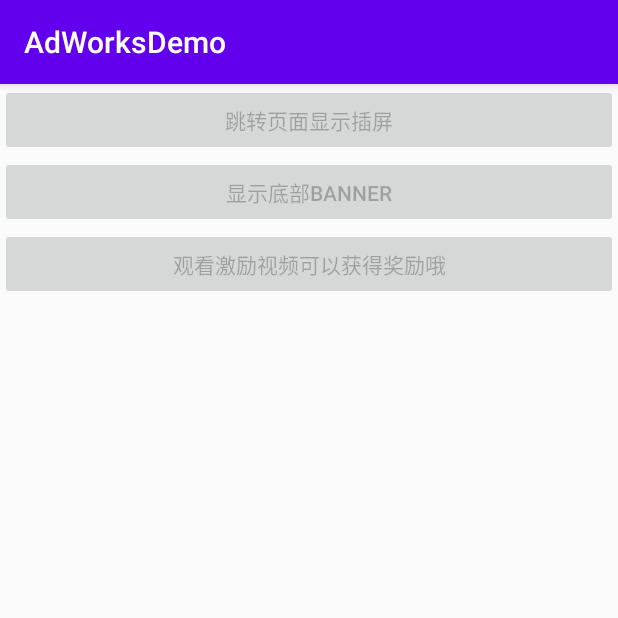
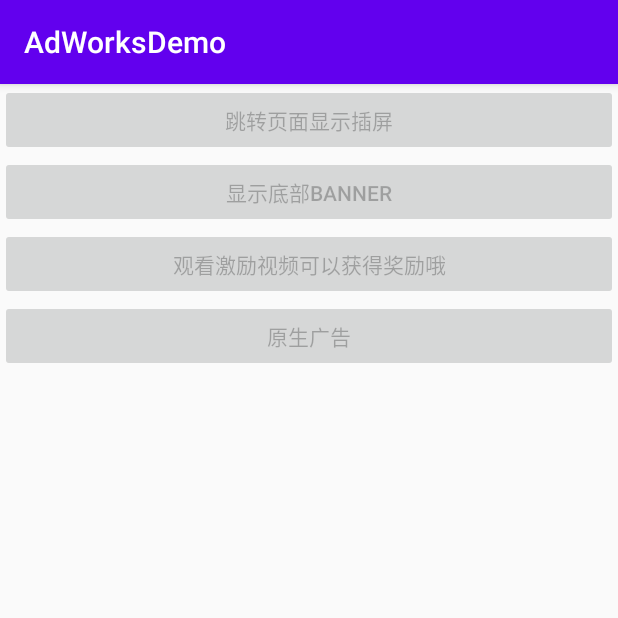
Before and after one commit to kingsoftgames/adworks-android-demo, an Android app: the screen it shows after launch (MainActivity), on a phone screen of 412 x 824 dp, the top half of it. Run offline under Robolectric (Android 15) with nearby library versions, the phone set to English and light mode, and no system bars; our stand-ins replace AdMob; libraries missing offline, so code that uses them is left out: com.kingsoft.shiyou; 1 statement that could not run was skipped.

```diff
--- /dev/null
+++ b/app/src/main/java/com/adworks/android/demo/BaseApplication.java
@@ -0,0 +1,17 @@
+package com.adworks.android.demo;
+
+import android.app.Application;
+import android.content.Context;
+
+
+
+
+public class BaseApplication extends Application {
+
+    @Override
+    protected void attachBaseContext(Context base) {
+        super.attachBaseContext(base);
+
+    }
+
+}
--- a/app/src/main/java/com/adworks/android/demo/MainActivity.java
+++ b/app/src/main/java/com/adworks/android/demo/MainActivity.java
@@ -3,14 +3,23 @@ package com.adworks.android.demo;
 import android.os.Bundle;
 import android.view.Gravity;
 import android.view.View;
+import android.view.ViewGroup;
 import android.widget.Button;
 import android.widget.FrameLayout;
+import android.widget.RelativeLayout;
 
 import androidx.appcompat.app.AppCompatActivity;
 
+import com.google.android.gms.ads.AdView;
+import com.google.android.gms.ads.MobileAds;
+import com.google.android.gms.ads.RequestConfiguration;
 import com.kingsoft.shiyou.adworks.AdWorks;
 import com.kingsoft.shiyou.adworks.IAdLoadListener;
 import com.kingsoft.shiyou.adworks.IAdworksInitializeCallback;
+import com.kingsoft.shiyou.adworks.bean.AdUnits;
+
+import java.util.Arrays;
+import java.util.List;
 
 public class MainActivity extends AppCompatActivity {
     /**
@@ -18,15 +27,16 @@ public class MainActivity extends AppCompatActivity {
      */
     private static final String ADMOB_PLATFORM_APPID = "test10001";
     private static final String IRONSOURCE_PLATFORM_APPID = "test10002";
-    private static final String APPLOVINMAX_PLATFORM_APPID = "test10005";
+    private static final String APPLOVINMAX_PLATFORM_APPID = "test30001";
 
     private String activePlatform = APPLOVINMAX_PLATFORM_APPID;
     private String activePlatformBannerId = AdKey.TEST_ADMOB_BANNER_ID;
     private String activePlatformRewardId = AdKey.TEST_ADMOB_REWARD_ID;
     private String activePlatformInterstiticalId = AdKey.TEST_ADMOB_INTERSTITICAL_ID;
+    private String activePlatformNativeId = "";
     private Button mInterstiticalButton, mBannerButton;
-    private FrameLayout frameLayout;
-    private Button mRewardButton;
+    private ViewGroup frameLayout;
+    private Button mNativeButton, mRewardButton;
     private AdWorks adWorks = AdWorks.getInstance();
     private IAdLoadListener bannerCallback = new IAdLoadListener() {
         @Override
@@ -167,6 +177,53 @@ public class MainActivity extends AppCompatActivity {
         public void onUserEarnedReward() {
         }
     };
+    private IAdLoadListener nativeCallback = new IAdLoadListener() {
+        @Override
+        public void onAdClosed() {
+            ToaUtils.toastShort(MainActivity.this, getString(R.string.string_native_close));
+        }
+
+        @Override
+        public void onAdFailedToLoad(String errorCode) {
+            ToaUtils.toastShort(MainActivity.this, getString(R.string.string_native_load_fail) + "错误代码为" + errorCode);
+        }
+
+        @Override
+        public void onAdFailedToShow(String errorCode) {
+
+        }
+
+        @Override
+        public void onAdLeaveApplication() {
+
+        }
+
+
+        @Override
+        public void onAdOpened() {
+            ToaUtils.toastShort(MainActivity.this, getString(R.string.string_native_open));
+        }
+
+        @Override
+        public void onAdLoaded() {
+            ToaUtils.toastShort(MainActivity.this, getString(R.string.string_native_loaded));
+        }
+
+        @Override
+        public void onAdClicked() {
+            ToaUtils.toastShort(MainActivity.this, getString(R.string.string_native_click));
+        }
+
+        @Override
+        public void onAdImpression() {
+
+        }
+
+        @Override
+        public void onUserEarnedReward() {
+
+        }
+    };
 
     @Override
     protected void onCreate(Bundle savedInstanceState) {
@@ -195,76 +252,70 @@ public class MainActivity extends AppCompatActivity {
                 testReward();
             }
         });
+        mNativeButton = findViewById(R.id.btn_native);
+        mNativeButton.setOnClickListener(new View.OnClickListener() {
+            @Override
+            public void onClick(View v) {
+                testNative();
+            }
+        });
     }
 
     private void initAdworks(String appId) {
         activePlatform = appId;
-//        setAdKeyForPlatform();
-        adWorks.initAdWorks(MainActivity.this, appId, new IAdworksInitializeCallback() {
+        adWorks.initAdWorks(MainActivity.this, appId, null,new IAdworksInitializeCallback() {
             @Override
             public void onInitializeCallback(boolean hasInitialized) {
                 ToaUtils.toastShort(MainActivity.this, "hasInitialized: " + hasInitialized);
                 if (hasInitialized) {
-                    //获取当前所使用的的各类型广告ID
-                    activePlatformBannerId = adWorks.getAdTypeIdMap().get(AdWorks.AD_BANNER);
-                    activePlatformRewardId = adWorks.getAdTypeIdMap().get(AdWorks.AD_REWARD);
-                    activePlatformInterstiticalId = adWorks.getAdTypeIdMap().get(AdWorks.AD_INTERSTITIAL);
+
                     //adWorks.loadBannerAd目前为注册接收各类型广告生命周期回调
                     //"main"接收广告回调的场景也可为""或者其他自定义标识信息
-                    adWorks.loadBannerAd(MainActivity.this, activePlatformBannerId, bannerCallback,"main");
-                    adWorks.loadRewardAd(MainActivity.this, activePlatformRewardId, rewardCallback,"main");
-                    adWorks.loadInterstitialAd(MainActivity.this, activePlatformInterstiticalId, interstitialCallback,"main");
+                    adWorks.registerListenerByAdType(AdUnits.AD_BANNER, bannerCallback, "main");
+                    adWorks.registerListenerByAdType(AdUnits.AD_REWARD, rewardCallback, "main");
+                    adWorks.registerListenerByAdType(AdUnits.AD_INTERSTITIAL, interstitialCallback, "main");
+                    adWorks.registerListenerByAdType(AdUnits.AD_NATIVE, nativeCallback, "main");
+
                     changeBtnClickState();
                 }
             }
         });
-
     }
 
     private void changeBtnClickState() {
         mInterstiticalButton.setEnabled(true);
         mBannerButton.setEnabled(true);
         mRewardButton.setEnabled(true);
+        mNativeButton.setEnabled(true);
     }
 
-    private void setAdKeyForPlatform() {
-        if (activePlatform.equals(IRONSOURCE_PLATFORM_APPID)) {
-            activePlatformBannerId = AdKey.TEST_IRONSOURCE_BANNER_ID;
-            activePlatformRewardId = AdKey.TEST_IRONSOURCE_REWARD_ID;
-            activePlatformInterstiticalId = AdKey.TEST_IRONSOURCE_INTERSTITICAL_ID;
+
+    private void testInterstitial() {
+        if (adWorks.isAdReady(this, AdUnits.AD_INTERSTITIAL, "main")) {
+            adWorks.showInterstitialAd(this,  "main");
         }
-        if (activePlatform.equals(ADMOB_PLATFORM_APPID)) {
-            activePlatformBannerId = AdKey.TEST_ADMOB_BANNER_ID;
-            activePlatformRewardId = AdKey.TEST_ADMOB_REWARD_ID;
-            activePlatformInterstiticalId = AdKey.TEST_ADMOB_INTERSTITICAL_ID;
+    }
+
+    private void testReward() {
+        if (AdWorks.getInstance().isAdReady(this, AdUnits.AD_REWARD, "main")) {
+            adWorks.showRewardAd(this,  "main");
         }
-        if (activePlatform.equals(APPLOVINMAX_PLATFORM_APPID)) {
-            activePlatformBannerId = AdKey.TEST_APPLOVINMAX_BANNER_ID;
-            activePlatformRewardId = AdKey.TEST_APPLOVINMAX_REWARD_ID;
-            activePlatformInterstiticalId = AdKey.TEST_APPLOVINMAX_INTERSTITICAL_ID;
+
+    }
+
+
+    private void testBanner() {
+        if (AdWorks.getInstance().isAdReady(MainActivity.this, AdUnits.AD_BANNER, "main")) {
+            AdWorks.getInstance().showBannerAd(MainActivity.this, Gravity.CENTER, null, "main");
+        }
+
+    }
+    private void testNative(){
+        if (AdWorks.getInstance().isAdReady(MainActivity.this, AdUnits.AD_NATIVE, "main")) {
+            AdWorks.getInstance().showNativeAd(MainActivity.this, frameLayout, "main");
         }
     }
 
 
-    private void testBanner() {
-        //"main"判断广告缓存的场景也可为""或者其他自定义标识信息
-        if (adWorks.isAdReady(MainActivity.this, activePlatformBannerId,"main")) {
-            //"main"展示广告缓存的场景也可为""或者其他自定义标识信息
-            adWorks.showBannerAd(MainActivity.this, activePlatformBannerId, Gravity.CENTER, frameLayout,"main");
-        }
-
-    }
-
-    private void testReward() {
-        if (AdWorks.getInstance().isAdReady(this, activePlatformRewardId,"main")) {
-            adWorks.showRewardAd(this, activePlatformRewardId,"main");
-        }
-    }
-
-    private void testInterstitial() {
-        if (adWorks.isAdReady(this, activePlatformInterstiticalId,"main")) {
-            adWorks.showInterstitialAd(this, activePlatformInterstiticalId,"main");
-        }
-    }
 
 }
--- a/app/src/main/res/layout/activity_main.xml
+++ b/app/src/main/res/layout/activity_main.xml
@@ -1,44 +1,56 @@
 <?xml version="1.0" encoding="utf-8"?>
-<RelativeLayout xmlns:android="http://schemas.android.com/apk/res/android"
+<ScrollView xmlns:android="http://schemas.android.com/apk/res/android"
     xmlns:app="http://schemas.android.com/apk/res-auto"
     xmlns:tools="http://schemas.android.com/tools"
     android:layout_width="match_parent"
     android:layout_height="match_parent"
     android:orientation="vertical"
     tools:context="com.adworks.android.demo.MainActivity">
+    <RelativeLayout
+        android:layout_width="match_parent"
+        android:layout_height="match_parent">
         <LinearLayout
             android:id="@+id/line1"
-        android:orientation="vertical"
             android:layout_width="match_parent"
-        android:layout_height="wrap_content">
+            android:layout_height="wrap_content"
+            android:orientation="vertical">
 
             <Button
-        android:enabled="false"
                 android:id="@+id/btn_in"
                 android:layout_width="match_parent"
                 android:layout_height="wrap_content"
+                android:enabled="false"
                 android:text="@string/string_ad_interstitial" />
 
             <Button
-        android:enabled="false"
                 android:id="@+id/btn_banner"
                 android:layout_width="match_parent"
                 android:layout_height="wrap_content"
+                android:enabled="false"
                 android:text="@string/string_ad_banner" />
+
             <Button
-            android:enabled="false"
                 android:id="@+id/btn_re"
                 android:layout_width="match_parent"
                 android:layout_height="wrap_content"
+                android:enabled="false"
                 android:text="@string/string_ad_reward_video" />
+            <Button
+                android:enabled="false"
+                android:id="@+id/btn_native"
+                android:layout_width="match_parent"
+                android:layout_height="wrap_content"
+                android:text="@string/string_ad_native" />
         </LinearLayout>
 
 
+        <RelativeLayout
+            android:id="@+id/ad_layout"
+            android:layout_width="wrap_content"
+            android:layout_height="wrap_content"
+            android:layout_below="@+id/line1"
+            android:layout_marginTop="50dp"></RelativeLayout>
+    </RelativeLayout>
 
-    <FrameLayout
-        android:layout_below="@+id/line1"
-        android:id="@+id/ad_layout"
-        android:layout_width="match_parent"
-        android:layout_height="wrap_content">
-    </FrameLayout>
-</RelativeLayout>
+
+</ScrollView>
--- a/app/src/main/res/values/strings.xml
+++ b/app/src/main/res/values/strings.xml
@@ -1,5 +1,12 @@
 <resources>
     <string name="app_name">AdWorksDemo</string>
+    <string name="string_ad_native">原生广告</string>
+    <string name="string_native_close">native关闭</string>
+    <string name="string_native_load_fail">native加载失败</string>
+    <string name="string_native_left_app">native离开应用</string>
+    <string name="string_native_open">native打开</string>
+    <string name="string_native_loaded">native加载成功</string>
+    <string name="string_native_click">native点击</string>
     <string name="string_interstitial_close">插屏关闭</string>
     <string name="string_interstitial_load_fail">插屏加载失败</string>
     <string name="string_interstitial_load_success">插屏加载成功</string>
```
Also changed, not shown: app/build.gradle (+15 -3 lines), app/src/main/AndroidManifest.xml (+5 -7 lines), app/src/main/java/com/adworks/android/demo/MyApplication.java (added, +18 -0 lines), build.gradle (+15 -0 lines), 3 other files. Lines whose indentation alone changed are shown as unchanged.
